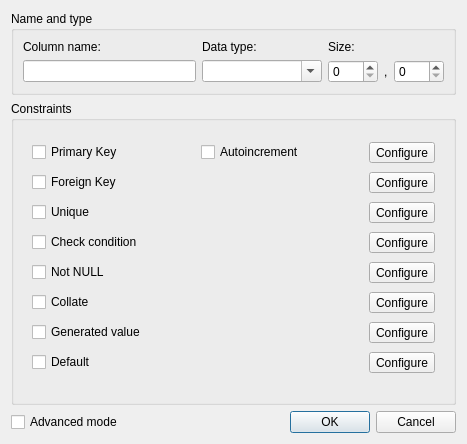
Before: the Qt Designer form SQLiteStudio3/guiSQLiteStudio/dialogs/columndialog.ui in pawelsalawa/sqlitestudio, drawn with Qt 5.
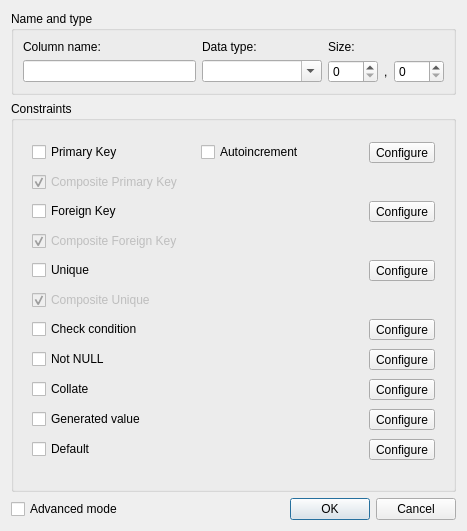
After: the same form once the commit is applied. Custom widgets are drawn as their Qt base class.

Commit message: #5580 Column Dialog now shows Composite constraints that affect edited column as read-only checked options, to make it clear why this column has particular constraint icon on it in Table Window.

```diff
--- a/SQLiteStudio3/guiSQLiteStudio/dialogs/columndialog.ui
+++ b/SQLiteStudio3/guiSQLiteStudio/dialogs/columndialog.ui
@@ -7,9 +7,15 @@
     <x>0</x>
     <y>0</y>
     <width>467</width>
-    <height>444</height>
+    <height>531</height>
    </rect>
   </property>
+  <property name="sizePolicy">
+   <sizepolicy hsizetype="Preferred" vsizetype="Minimum">
+    <horstretch>0</horstretch>
+    <verstretch>0</verstretch>
+   </sizepolicy>
+  </property>
   <property name="windowTitle">
    <string>Column</string>
   </property>
@@ -109,94 +115,112 @@
         </property>
         <widget class="QWidget" name="simplePage">
          <layout class="QGridLayout" name="gridLayout_2">
-          <item row="1" column="2">
-           <widget class="QToolButton" name="pkButton">
-            <property name="text">
-             <string>Configure</string>
-            </property>
-           </widget>
-          </item>
-          <item row="2" column="2">
-           <widget class="QToolButton" name="fkButton">
-            <property name="text">
-             <string>Configure</string>
-            </property>
-           </widget>
-          </item>
           <item row="3" column="2">
-           <widget class="QToolButton" name="uniqueButton">
+           <widget class="QToolButton" name="fkButton">
             <property name="text">
              <string>Configure</string>
             </property>
            </widget>
           </item>
-          <item row="6" column="0">
-           <widget class="QCheckBox" name="collateCheck">
+          <item row="7" column="0" colspan="2">
+           <widget class="QCheckBox" name="checkCheck">
             <property name="text">
-             <string>Collate</string>
+             <string>Check condition</string>
             </property>
            </widget>
           </item>
-          <item row="6" column="2">
+          <item row="2" column="0" colspan="2">
+           <widget class="QCheckBox" name="compoundPkCheck">
+            <property name="enabled">
+             <bool>false</bool>
+            </property>
+            <property name="toolTip">
+             <string>This column is part of a composite primary key. Composite constraints are configured in the bottom part of Structure tab.</string>
+            </property>
+            <property name="text">
+             <string>Composite Primary Key</string>
+            </property>
+            <property name="checked">
+             <bool>true</bool>
+            </property>
+           </widget>
+          </item>
+          <item row="9" column="2">
            <widget class="QToolButton" name="collateButton">
             <property name="text">
              <string>Configure</string>
             </property>
            </widget>
           </item>
-          <item row="3" column="0">
-           <widget class="QCheckBox" name="uniqueCheck">
+          <item row="4" column="0" colspan="2">
+           <widget class="QCheckBox" name="compoundFkCheck">
+            <property name="enabled">
+             <bool>false</bool>
+            </property>
+            <property name="toolTip">
+             <string>This column is part of a composite foreign key. Composite constraints are configured in the bottom part of Structure tab.</string>
+            </property>
             <property name="text">
-             <string>Unique</string>
+             <string>Composite Foreign Key</string>
             </property>
+            <property name="checked">
+             <bool>true</bool>
+            </property>
            </widget>
           </item>
-          <item row="7" column="2">
+          <item row="11" column="0" colspan="2">
+           <widget class="QCheckBox" name="defaultCheck">
+            <property name="text">
+             <string>Default</string>
+            </property>
+           </widget>
+          </item>
+          <item row="10" column="2">
            <widget class="QToolButton" name="generatedButton">
             <property name="text">
              <string>Configure</string>
             </property>
            </widget>
           </item>
-          <item row="2" column="0">
-           <widget class="QCheckBox" name="fkCheck">
+          <item row="1" column="1">
+           <widget class="QCheckBox" name="autoIncrCheck">
             <property name="text">
-             <string>Foreign Key</string>
+             <string>Autoincrement</string>
             </property>
            </widget>
           </item>
-          <item row="4" column="2">
+          <item row="8" column="2">
+           <widget class="QToolButton" name="notNullButton">
+            <property name="text">
+             <string>Configure</string>
+            </property>
+           </widget>
+          </item>
+          <item row="7" column="2">
            <widget class="QToolButton" name="checkButton">
             <property name="text">
              <string>Configure</string>
             </property>
            </widget>
           </item>
-          <item row="7" column="0">
+          <item row="10" column="0" colspan="2">
            <widget class="QCheckBox" name="generatedCheck">
             <property name="text">
              <string>Generated value</string>
             </property>
            </widget>
           </item>
-          <item row="5" column="2">
-           <widget class="QToolButton" name="notNullButton">
-            <property name="text">
-             <string>Configure</string>
-            </property>
-           </widget>
-          </item>
-          <item row="8" column="2">
+          <item row="11" column="2">
            <widget class="QToolButton" name="defaultButton">
             <property name="text">
              <string>Configure</string>
             </property>
            </widget>
           </item>
-          <item row="4" column="0">
-           <widget class="QCheckBox" name="checkCheck">
+          <item row="5" column="0" colspan="2">
+           <widget class="QCheckBox" name="uniqueCheck">
             <property name="text">
-             <string>Check condition</string>
+             <string>Unique</string>
             </property>
            </widget>
           </item>
@@ -207,24 +231,54 @@
             </property>
            </widget>
           </item>
-          <item row="5" column="0">
+          <item row="9" column="0" colspan="2">
+           <widget class="QCheckBox" name="collateCheck">
+            <property name="text">
+             <string>Collate</string>
+            </property>
+           </widget>
+          </item>
+          <item row="1" column="2">
+           <widget class="QToolButton" name="pkButton">
+            <property name="text">
+             <string>Configure</string>
+            </property>
+           </widget>
+          </item>
+          <item row="5" column="2">
+           <widget class="QToolButton" name="uniqueButton">
+            <property name="text">
+             <string>Configure</string>
+            </property>
+           </widget>
+          </item>
+          <item row="3" column="0" colspan="2">
+           <widget class="QCheckBox" name="fkCheck">
+            <property name="text">
+             <string>Foreign Key</string>
+            </property>
+           </widget>
+          </item>
+          <item row="8" column="0" colspan="2">
            <widget class="QCheckBox" name="notNullCheck">
             <property name="text">
              <string>Not NULL</string>
             </property>
            </widget>
           </item>
-          <item row="8" column="0">
-           <widget class="QCheckBox" name="defaultCheck">
-            <property name="text">
-             <string>Default</string>
+          <item row="6" column="0" colspan="2">
+           <widget class="QCheckBox" name="compoundUniqueCheck">
+            <property name="enabled">
+             <bool>false</bool>
             </property>
-           </widget>
-          </item>
-          <item row="1" column="1">
-           <widget class="QCheckBox" name="autoIncrCheck">
+            <property name="toolTip">
+             <string>This column is part of a composite unique constraint. Composite constraints are configured in the bottom part of Structure tab.</string>
+            </property>
             <property name="text">
-             <string>Autoincrement</string>
+             <string>Composite Unique</string>
+            </property>
+            <property name="checked">
+             <bool>true</bool>
             </property>
            </widget>
           </item>
```
The commit also changes 5 other files.
